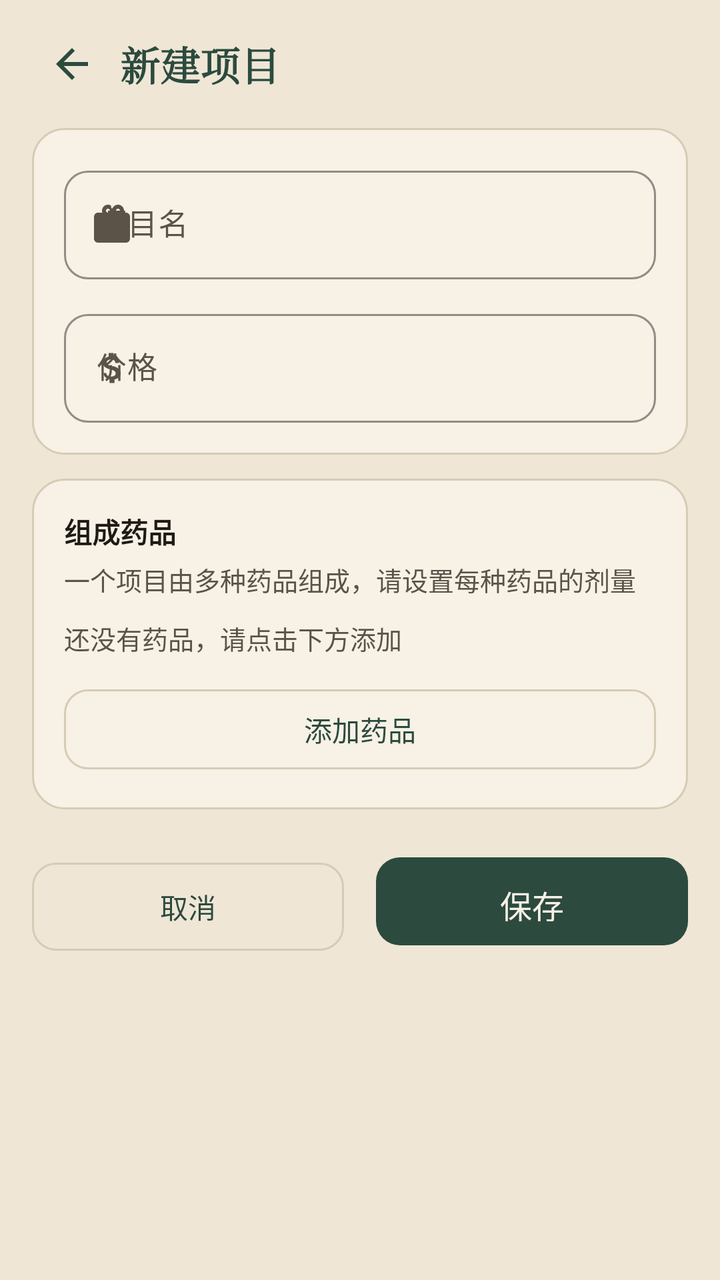
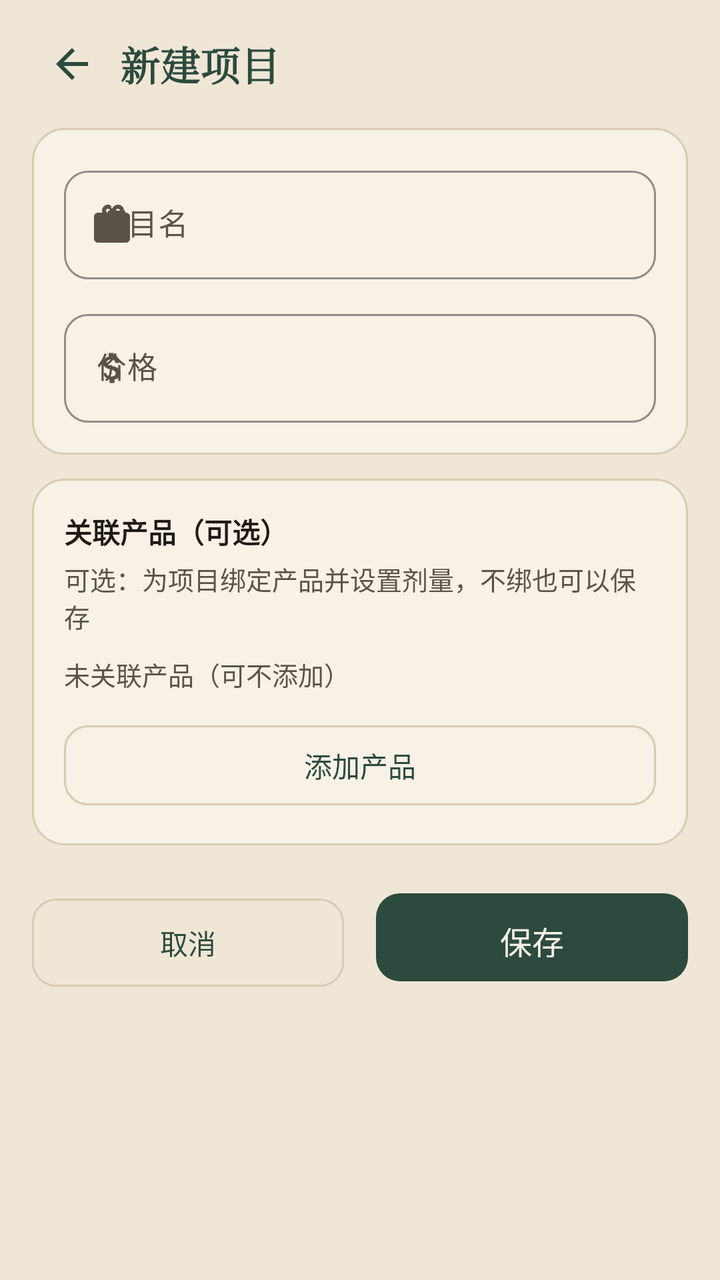

The first picture is an Android layout as it rendered before a commit; the second is the same layout after the commit. The layout source and the unified diff follow.
<!-- AndroidManifest.xml: application theme Theme.HairClinic -->
<!-- res/layout/fragment_project_edit.xml -->
<?xml version="1.0" encoding="utf-8"?>
<ScrollView xmlns:android="http://schemas.android.com/apk/res/android"
    xmlns:app="http://schemas.android.com/apk/res-auto"
    android:layout_width="match_parent"
    android:layout_height="match_parent"
    android:background="@color/paper"
    android:fillViewport="true">

    <LinearLayout
        android:layout_width="match_parent"
        android:layout_height="wrap_content"
        android:orientation="vertical"
        android:paddingHorizontal="16dp"
        android:paddingTop="8dp"
        android:paddingBottom="24dp">

        <LinearLayout
            android:layout_width="match_parent"
            android:layout_height="48dp"
            android:gravity="center_vertical"
            android:orientation="horizontal">
            <ImageButton
                android:id="@+id/backBtn"
                android:layout_width="40dp"
                android:layout_height="40dp"
                android:background="?attr/selectableItemBackgroundBorderless"
                android:contentDescription="返回"
                android:padding="8dp"
                android:scaleType="centerInside"
                android:src="@drawable/ic_nav_back"
                app:tint="@color/pine" />
            <TextView
                android:id="@+id/pageTitle"
                android:layout_width="0dp"
                android:layout_height="wrap_content"
                android:layout_marginStart="4dp"
                android:layout_weight="1"
                android:fontFamily="serif"
                android:text="新建项目"
                android:textColor="@color/pine"
                android:textSize="20sp"
                android:textStyle="bold" />
        </LinearLayout>

        <LinearLayout
            android:layout_width="match_parent"
            android:layout_height="wrap_content"
            android:layout_marginTop="8dp"
            android:background="@drawable/bg_card"
            android:orientation="vertical"
            android:padding="16dp">

            <com.google.android.material.textfield.TextInputLayout
                style="@style/Widget.XinShang.TextInput"
                android:layout_width="match_parent"
                android:layout_height="wrap_content"
                android:hint="项目名"
                app:startIconDrawable="@drawable/ic_nav_projects">
                <com.google.android.material.textfield.TextInputEditText
                    android:id="@+id/inputName"
                    android:layout_width="match_parent"
                    android:layout_height="wrap_content"
                    android:inputType="text"
                    android:textColor="@color/ink"
                    android:textSize="15sp" />
            </com.google.android.material.textfield.TextInputLayout>

            <com.google.android.material.textfield.TextInputLayout
                style="@style/Widget.XinShang.TextInput"
                android:layout_width="match_parent"
                android:layout_height="wrap_content"
                android:layout_marginTop="12dp"
                android:hint="价格"
                app:startIconDrawable="@drawable/ic_form_price">
                <com.google.android.material.textfield.TextInputEditText
                    android:id="@+id/inputPrice"
                    android:layout_width="match_parent"
                    android:layout_height="wrap_content"
                    android:inputType="numberDecimal"
                    android:textColor="@color/ink"
                    android:textSize="15sp" />
            </com.google.android.material.textfield.TextInputLayout>
        </LinearLayout>

        <LinearLayout
            android:layout_width="match_parent"
            android:layout_height="wrap_content"
            android:layout_marginTop="12dp"
            android:background="@drawable/bg_card"
            android:orientation="vertical"
            android:padding="16dp">

            <TextView
                android:layout_width="match_parent"
                android:layout_height="wrap_content"
                android:text="组成药品"
                android:textColor="@color/ink"
                android:textSize="14sp"
                android:textStyle="bold" />

            <TextView
                android:layout_width="match_parent"
                android:layout_height="wrap_content"
                android:layout_marginTop="4dp"
                android:text="一个项目由多种药品组成，请设置每种药品的剂量"
                android:textColor="@color/ink_soft"
                android:textSize="13sp" />

            <LinearLayout
                android:id="@+id/medicineBox"
                android:layout_width="match_parent"
                android:layout_height="wrap_content"
                android:orientation="vertical" />

            <TextView
                android:id="@+id/medicineEmpty"
                android:layout_width="match_parent"
                android:layout_height="wrap_content"
                android:layout_marginTop="10dp"
                android:text="还没有药品，请点击下方添加"
                android:textColor="@color/ink_soft"
                android:textSize="13sp" />

            <com.google.android.material.button.MaterialButton
                android:id="@+id/addMedicineBtn"
                style="@style/Widget.XinShang.Button.Ghost"
                android:layout_width="match_parent"
                android:layout_height="48dp"
                android:layout_marginTop="12dp"
                android:text="添加药品" />
        </LinearLayout>

        <LinearLayout
            android:layout_width="match_parent"
            android:layout_height="wrap_content"
            android:layout_marginTop="20dp"
            android:orientation="horizontal">
            <com.google.android.material.button.MaterialButton
                android:id="@+id/cancelBtn"
                style="@style/Widget.XinShang.Button.Ghost"
                android:layout_width="0dp"
                android:layout_height="52dp"
                android:layout_marginEnd="8dp"
                android:layout_weight="1"
                android:text="取消" />
            <com.google.android.material.button.MaterialButton
                android:id="@+id/saveBtn"
                android:layout_width="0dp"
                android:layout_height="52dp"
                android:layout_marginStart="8dp"
                android:layout_weight="1"
                android:text="保存"
                android:textSize="16sp"
                app:backgroundTint="@color/pine"
                app:cornerRadius="12dp" />
        </LinearLayout>

        <com.google.android.material.button.MaterialButton
            android:id="@+id/deleteBtn"
            style="@style/Widget.XinShang.Button.Ghost"
            android:layout_width="match_parent"
            android:layout_height="52dp"
            android:layout_marginTop="12dp"
            android:text="删除项目"
            android:textColor="@color/cinnabar"
            android:visibility="gone"
            app:cornerRadius="12dp"
            app:strokeColor="@color/cinnabar" />
    </LinearLayout>
</ScrollView>
<!-- resources referenced by this layout -->
<resources>
  <color name="cinnabar">#B4452A</color>
  <color name="ink">#1F1A14</color>
  <color name="ink_soft">#5C5348</color>
  <color name="paper">#EFE6D6</color>
  <color name="pine">#2C4A3E</color>
  <!-- drawable bg_card (drawable) -->
  <?xml version="1.0" encoding="utf-8"?>
  <shape xmlns:android="http://schemas.android.com/apk/res/android">
      <solid android:color="@color/paper2" />
      <stroke android:width="1dp" android:color="@color/line" />
      <corners android:radius="16dp" />
  </shape>
  <!-- drawable ic_form_price (drawable) -->
  <?xml version="1.0" encoding="utf-8"?>
  <vector xmlns:android="http://schemas.android.com/apk/res/android"
      android:width="20dp"
      android:height="20dp"
      android:viewportWidth="24"
      android:viewportHeight="24">
      <path
          android:fillColor="#5C5348"
          android:pathData="M11.8,10.9c-2.27,-0.59 -3,-1.2 -3,-2.15 0,-1.09 1.01,-1.85 2.7,-1.85 1.78,0 2.44,0.85 2.5,2.1h2.21c-0.07,-1.72 -1.12,-3.3 -3.21,-3.81V3h-3v2.16c-1.94,0.42 -3.5,1.68 -3.5,3.61 0,2.31 1.91,3.46 4.7,4.13 2.5,0.6 3,1.48 3,2.41 0,0.69 -0.49,1.79 -2.7,1.79 -2.06,0 -2.87,-0.92 -2.98,-2.1H6.9c0.12,2.19 1.76,3.42 3.6,3.83V21h3v-2.15c1.95,-0.37 3.7,-1.5 3.7,-3.55 0,-2.84 -2.43,-3.81 -4.4,-4.4z" />
  </vector>
  <!-- drawable ic_nav_back (drawable) -->
  <?xml version="1.0" encoding="utf-8"?>
  <vector xmlns:android="http://schemas.android.com/apk/res/android"
      android:width="24dp"
      android:height="24dp"
      android:viewportWidth="24"
      android:viewportHeight="24">
      <path
          android:fillColor="#1F1A14"
          android:pathData="M20,11H7.83l5.59,-5.59L12,4l-8,8 8,8 1.41,-1.41L7.83,13H20v-2z" />
  </vector>
  <style name="Widget.XinShang.Button.Ghost" parent="Widget.Material3.Button.OutlinedButton">
          <item name="strokeColor">@color/line</item>
          <item name="strokeWidth">1dp</item>
          <item name="android:textColor">@color/pine</item>
          <item name="cornerRadius">12dp</item>
          <item name="android:textAllCaps">false</item>
          <item name="android:letterSpacing">0</item>
      </style>
  <style name="Widget.XinShang.TextInput" parent="Widget.Material3.TextInputLayout.OutlinedBox">
          <item name="boxCornerRadiusTopStart">12dp</item>
          <item name="boxCornerRadiusTopEnd">12dp</item>
          <item name="boxCornerRadiusBottomStart">12dp</item>
          <item name="boxCornerRadiusBottomEnd">12dp</item>
          <item name="boxStrokeColor">@color/pine</item>
          <item name="boxStrokeWidth">1dp</item>
          <item name="hintTextColor">@color/pine</item>
          <item name="startIconTint">@color/ink_soft</item>
          <item name="android:textColorHint">@color/ink_soft</item>
      </style>
  <color name="paper2">#F7F1E6</color>
  <color name="line">#D7CBB6</color>
  <color name="pine2">#3D6656</color>
  <style name="Widget.XinShang.Button" parent="Widget.Material3.Button">
          <item name="backgroundTint">@color/pine</item>
          <item name="android:textColor">@color/paper2</item>
          <item name="cornerRadius">12dp</item>
          <item name="android:paddingTop">12dp</item>
          <item name="android:paddingBottom">12dp</item>
          <item name="android:textAllCaps">false</item>
          <item name="android:letterSpacing">0</item>
      </style>
  <style name="ThemeOverlay.XinShang.Dialog" parent="ThemeOverlay.Material3.MaterialAlertDialog">
          <item name="colorPrimary">@color/pine</item>
          <item name="colorSurface">@color/paper2</item>
          <item name="colorOnSurface">@color/ink</item>
      </style>
  <!-- unchanged entries left out for length: 2 -->
</resources>

<!-- the commit's change to res/layout/fragment_project_edit.xml (unified diff, before → after) -->
@@ -93,7 +93,7 @@
             <TextView
                 android:layout_width="match_parent"
                 android:layout_height="wrap_content"
-                android:text="组成药品"
+                android:text="关联产品（可选）"
                 android:textColor="@color/ink"
                 android:textSize="14sp"
                 android:textStyle="bold" />
@@ -102,7 +102,7 @@
                 android:layout_width="match_parent"
                 android:layout_height="wrap_content"
                 android:layout_marginTop="4dp"
-                android:text="一个项目由多种药品组成，请设置每种药品的剂量"
+                android:text="可选：为项目绑定产品并设置剂量，不绑也可以保存"
                 android:textColor="@color/ink_soft"
                 android:textSize="13sp" />
 
@@ -117,7 +117,7 @@
                 android:layout_width="match_parent"
                 android:layout_height="wrap_content"
                 android:layout_marginTop="10dp"
-                android:text="还没有药品，请点击下方添加"
+                android:text="未关联产品（可不添加）"
                 android:textColor="@color/ink_soft"
                 android:textSize="13sp" />
 
@@ -127,7 +127,7 @@
                 android:layout_width="match_parent"
                 android:layout_height="48dp"
                 android:layout_marginTop="12dp"
-                android:text="添加药品" />
+                android:text="添加产品" />
         </LinearLayout>
 
         <LinearLayout
